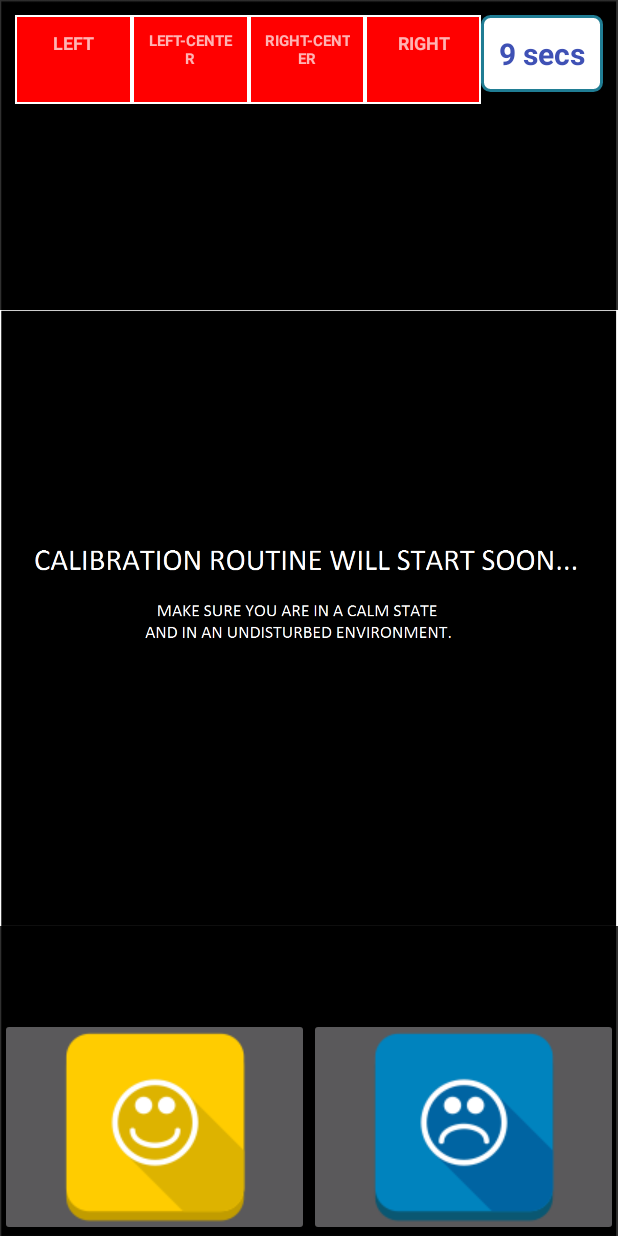
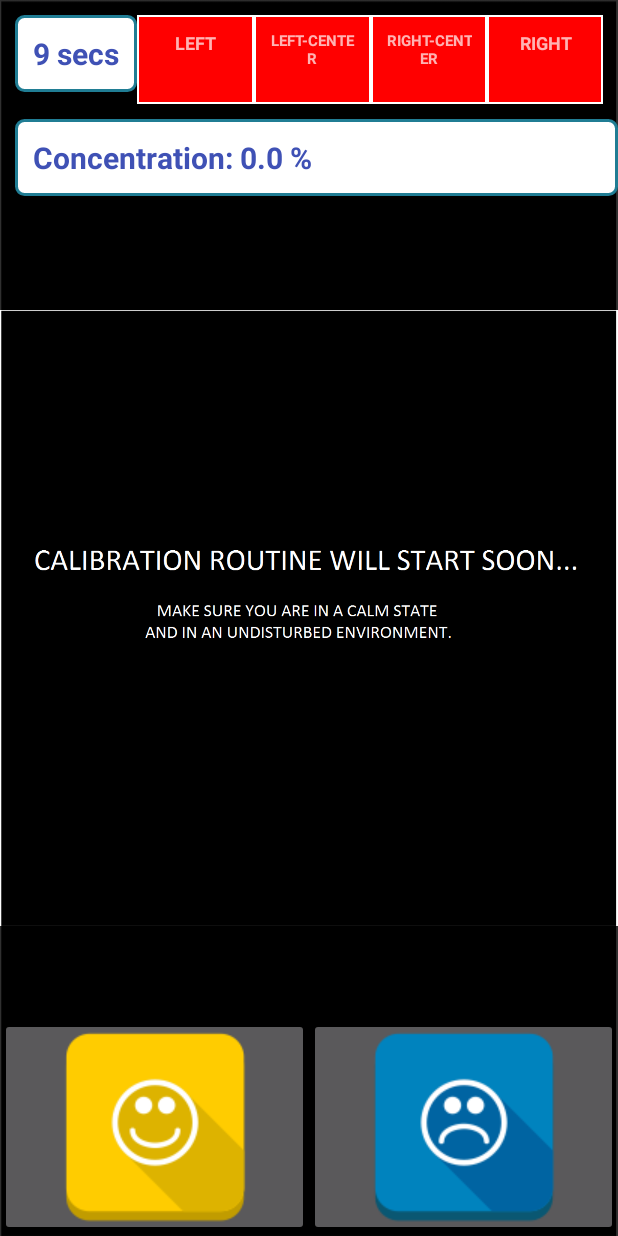
Before and after one commit to anshu92/ECE496_ClassicalConditioning, an Android app: the CalibActivity screen opened directly, with no data from a screen before it, on a phone screen of 412 x 824 dp. Run offline under Robolectric (Android 15) with nearby library versions, the phone set to English and light mode, and no system bars; pictures from the network do not load.

Commit message:
Added concentration dialog needs debugging

```diff
--- a/app/src/main/java/com/example/asahoo264/ece496_cc/CalibActivity.java
+++ b/app/src/main/java/com/example/asahoo264/ece496_cc/CalibActivity.java
@@ -1567,6 +1567,7 @@ public class CalibActivity extends AppCompatActivity {
     private int baby_cry;
     private int baby_laugh;
     private SoundPool sp;
+        private double average_conc = 0;
    // private LoadImage loader;
         private int loader;
         private Handler handler;
@@ -1583,6 +1584,7 @@ public class CalibActivity extends AppCompatActivity {
 
 
     private ImageButton happy, sad;
+       private AlertDialog alertDialog;
 
 
         @Override
@@ -1904,6 +1906,9 @@ public class CalibActivity extends AppCompatActivity {
     }
 
 
+    //COUNTDOWN TIMER
+
+
     public class CalibCountDownTimer extends CountDownTimer
     {
 
@@ -1916,6 +1921,28 @@ public class CalibActivity extends AppCompatActivity {
         public void onFinish()
         {
             timertext.setText("Time's up!");
+                average_conc = 0;
+
+                if(average_conc < 50){
+                        AlertDialog.Builder alertDialogBuilder = new AlertDialog.Builder(
+                                weakActivity.get());
+
+                        // set title
+                        alertDialogBuilder.setTitle("CONCENTRATION LOW");
+
+                        // set dialog message
+                        alertDialogBuilder
+                                .setMessage("PLEASE CONCENTRATE!")
+                                .setCancelable(true);
+
+
+                        // create alert dialog
+                        alertDialog = alertDialogBuilder.create();
+
+                        // show it
+                        alertDialog.show();
+
+                }
 
                 if(alert){
                         AlertDialog.Builder alertDialogBuilder = new AlertDialog.Builder(
@@ -1956,9 +1983,16 @@ public class CalibActivity extends AppCompatActivity {
                       //  sw.setImageDrawable(null);
             }
 
-
-            timertext.setText(millisUntilFinished / 1000 + " secs");
-            timeElapsed = startTime - millisUntilFinished;
+                TextView conc = (TextView) findViewById(R.id.concentration);
+                conc.setText(String.format( "Concentration: %.1f", RefObjs.concentration*100 )+" %");
+
+                if(RefObjs.concentration*100 > 50 && alertDialog != null){
+                        alertDialog.dismiss();
+                }
+                timertext.setText(millisUntilFinished / 1000 + " secs");
+                timeElapsed = startTime - millisUntilFinished;
+                average_conc = (average_conc + RefObjs.concentration*100)/timeElapsed;
+
         }
     }
 
--- a/app/src/main/java/com/example/asahoo264/ece496_cc/ConnectActivity.java
+++ b/app/src/main/java/com/example/asahoo264/ece496_cc/ConnectActivity.java
@@ -345,6 +345,8 @@ public class ConnectActivity extends Activity implements OnClickListener{
                 MuseDataPacketType.THETA_RELATIVE);
         RefObjs.muse.registerDataListener(MuseConnectionService.dataListener,
                 MuseDataPacketType.HORSESHOE);
+        RefObjs.muse.registerDataListener(MuseConnectionService.dataListener,
+                MuseDataPacketType.CONCENTRATION);
         RefObjs.muse.setPreset(MusePreset.PRESET_14);
         RefObjs.muse.enableDataTransmission(true);
         RefObjs.muse.runAsynchronously();
--- a/app/src/main/java/com/example/asahoo264/ece496_cc/RefObjs.java
+++ b/app/src/main/java/com/example/asahoo264/ece496_cc/RefObjs.java
@@ -32,7 +32,7 @@ public class RefObjs extends Application{
     public static ArrayList<Double> beta_val = new ArrayList<Double>();
     public static ArrayList<Double> gamma_val = new ArrayList<Double>();
     public static ArrayList<Double> theta_val = new ArrayList<Double>();
-
+    public static Double concentration = 0.0;
 
     private static RefObjs singleton;
     public static Muse muse = null;
@@ -70,7 +70,11 @@ public class RefObjs extends Application{
        weakData = weakData;
     }
 
+    public static void updateConcentration(final ArrayList<Double> data){
+        Double n = data.get(0);
+        concentration = n;
 
+    }
     public static void updateAlphaRelative(final ArrayList<Double> data) {
         Double n = average(data);
       //Log.d("alpha: ", n.toString());
--- a/app/src/main/res/layout/activity_calib.xml
+++ b/app/src/main/res/layout/activity_calib.xml
@@ -12,11 +12,30 @@
         android:layout_height="match_parent"
         android:layout_gravity ="top"
         android:background="@drawable/fixation"/>
+
+    <LinearLayout
+        android:layout_width="match_parent"
+        android:layout_height="wrap_content"
+        android:orientation="vertical"
+       >
     <LinearLayout
         android:layout_width="match_parent"
         android:layout_height="wrap_content"
         android:padding="10dp"
         android:weightSum="4">
+        <TextView
+            android:id="@+id/timer"
+            android:text="Time: "
+            android:layout_width="wrap_content"
+            android:layout_height="wrap_content"
+            android:textSize="20sp"
+            android:textStyle="bold"
+            android:layout_alignParentRight="true"
+            android:padding="12dp"
+            android:gravity="center"
+            android:textColor="@color/colorPrimary"
+            android:background="@drawable/timer"
+            android:layout_marginBottom="8dp"/>
 
         <TextView
             android:layout_width="match_parent"
@@ -63,20 +82,23 @@
             android:textAlignment="center"
             android:textStyle="bold"/>
 
+
+    </LinearLayout>
+
     <TextView
-            android:id="@+id/timer"
-            android:text="Time: "
-            android:layout_width="wrap_content"
+        android:id="@+id/concentration"
+        android:text="Concentration: "
+        android:layout_width="match_parent"
         android:layout_height="wrap_content"
         android:textSize="20sp"
         android:textStyle="bold"
         android:layout_alignParentRight="true"
         android:padding="12dp"
-            android:gravity="center"
+        android:gravity="left"
         android:textColor="@color/colorPrimary"
         android:background="@drawable/timer"
-            android:layout_marginBottom="8dp"/>
-
+        android:layout_marginBottom="8dp"
+        android:layout_marginLeft="10dp"/>
     </LinearLayout>
 
 
```
Also changed, not shown: app/src/main/java/com/example/asahoo264/ece496_cc/Authentication.java (+5 -5 lines), app/src/main/java/com/example/asahoo264/ece496_cc/MuseConnectionService.java (+9 -0 lines), 3 other files. Lines whose indentation alone changed are shown as unchanged.
